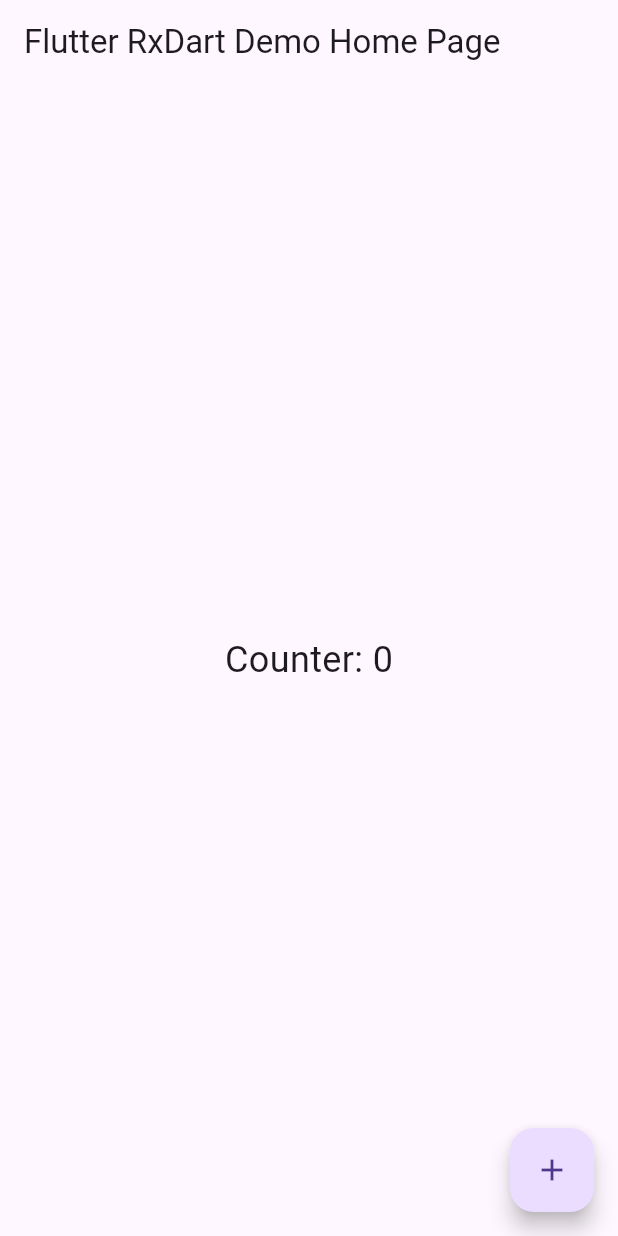
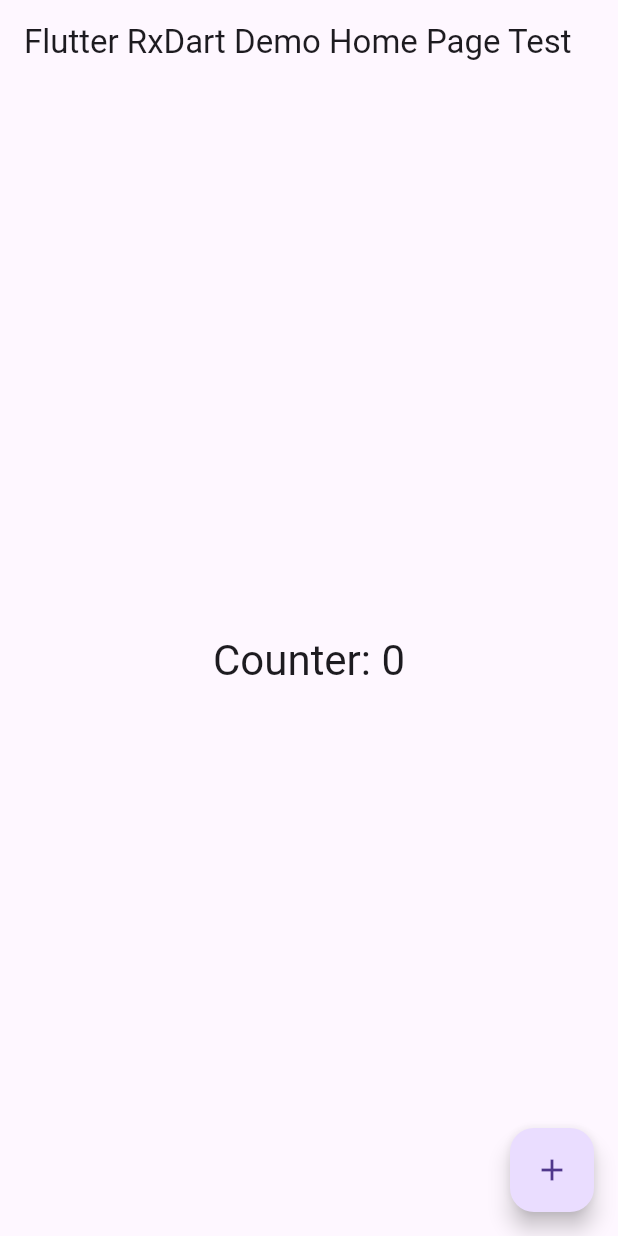
Before and after one commit to Codetroupe/flutter_application_demo, a Flutter app: the screen it shows after launch, on a phone screen of 412 x 824 dp. Run offline on Flutter 3.47's test engine with Material 3 defaults, Android fonts, the phone set to English and light mode, and no system bars; our stand-ins replace rxdart.

Commit message:
update flutter action

```diff
--- a/lib/main.dart
+++ b/lib/main.dart
@@ -133,7 +133,7 @@ class RxDartApp extends StatelessWidget {
       theme: ThemeData(
         primarySwatch: Colors.blue,
       ),
-      home: const RxDartHomePage(title: 'Flutter RxDart Demo Home Page'),
+      home: const RxDartHomePage(title: 'Flutter RxDart Demo Home Page Test'),
     );
   }
 }
@@ -144,8 +144,6 @@ class RxDartHomePage extends StatefulWidget {
   @override
   State<RxDartHomePage> createState() => _RxDartHomePageState();
 }
-
-
 
 class _RxDartHomePageState extends State<RxDartHomePage> {
   final BehaviorSubject<int> _counterSubject = BehaviorSubject<int>.seeded(0);
@@ -173,12 +171,12 @@ class _RxDartHomePageState extends State<RxDartHomePage> {
             if (snapshot.hasData) {
               return Text(
                 'Counter: ${snapshot.data}',
-                style: TextStyle(fontSize: 24),
+                style: Theme.of(context).textTheme.headlineMedium,
               );
             } else if (snapshot.hasError) {
               return Text('Error: ${snapshot.error}');
             } else {
-              return CircularProgressIndicator();
+              return const CircularProgressIndicator();
             }
           },
         ),
@@ -186,7 +184,7 @@ class _RxDartHomePageState extends State<RxDartHomePage> {
       floatingActionButton: FloatingActionButton(
         onPressed: _incrementCounter,
         tooltip: 'Increment',
-        child: Icon(Icons.add),
+        child: const Icon(Icons.add),
       ),
     );
   }
```
Also changed, not shown: 1 other file.
